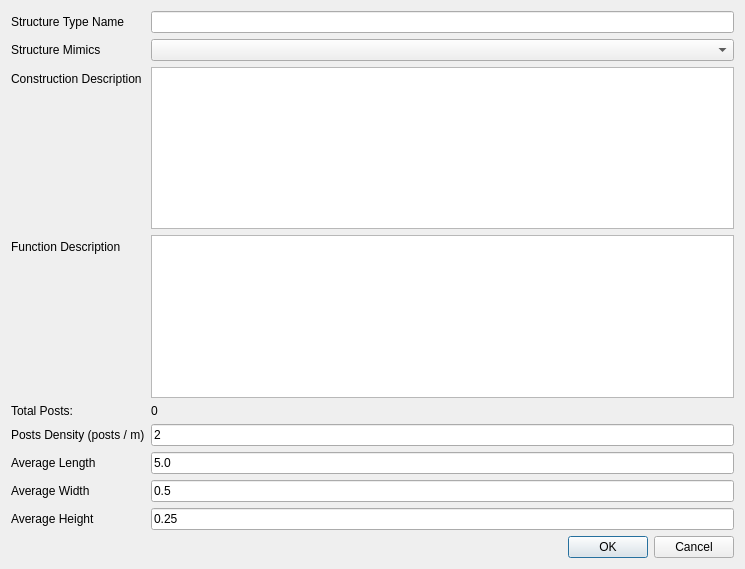
The window that src/ui/structure_type_dialog.ui (Riverscapes/QRiS) describes before a commit, drawn with Qt 5.
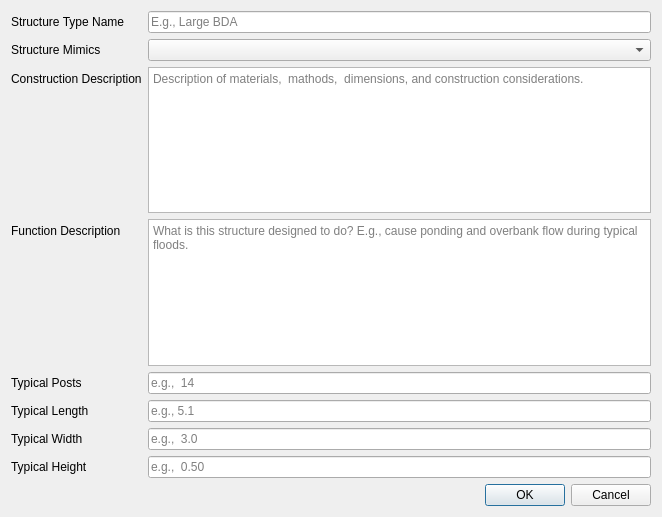
The same window after the commit. Icons and pictures are not drawn.

```diff
--- a/src/ui/structure_type_dialog.ui
+++ b/src/ui/structure_type_dialog.ui
@@ -6,8 +6,8 @@
    <rect>
     <x>0</x>
     <y>0</y>
-    <width>745</width>
-    <height>569</height>
+    <width>662</width>
+    <height>517</height>
    </rect>
   </property>
   <property name="windowTitle">
@@ -26,7 +26,11 @@
     </widget>
    </item>
    <item row="0" column="1">
-    <widget class="QLineEdit" name="lineEdit_structure_type_name"/>
+    <widget class="QLineEdit" name="lineEdit_structure_type_name">
+     <property name="placeholderText">
+      <string>E.g., Large BDA</string>
+     </property>
+    </widget>
    </item>
    <item row="1" column="0">
     <widget class="QLabel" name="label_2">
@@ -46,7 +50,11 @@
     </widget>
    </item>
    <item row="2" column="1">
-    <widget class="QPlainTextEdit" name="plainTextEdit_construction_description"/>
+    <widget class="QPlainTextEdit" name="plainTextEdit_construction_description">
+     <property name="placeholderText">
+      <string>Description of materials,  mathods,  dimensions, and construction considerations. </string>
+     </property>
+    </widget>
    </item>
    <item row="3" column="0">
     <widget class="QLabel" name="label_7">
@@ -56,51 +64,81 @@
     </widget>
    </item>
    <item row="3" column="1">
-    <widget class="QPlainTextEdit" name="plainTextEdit_function_description"/>
-   </item>
-   <item row="6" column="0">
-    <widget class="QLabel" name="label_9">
-     <property name="text">
-      <string>Posts Density (posts / m)</string>
-     </property>
-    </widget>
-   </item>
-   <item row="6" column="1">
-    <widget class="QLineEdit" name="lineEdit_post_spacing">
-     <property name="text">
-      <string>2</string>
+    <widget class="QPlainTextEdit" name="plainTextEdit_function_description">
+     <property name="placeholderText">
+      <string>What is this structure designed to do? E.g., cause ponding and overbank flow during typical floods.</string>
      </property>
     </widget>
    </item>
    <item row="7" column="0">
-    <widget class="QLabel" name="label_8">
+    <widget class="QLabel" name="label_9">
      <property name="text">
-      <string>Average Length</string>
+      <string>Typical Posts</string>
      </property>
     </widget>
    </item>
    <item row="7" column="1">
     <widget class="QLineEdit" name="lineEdit_average_length">
      <property name="text">
-      <string>5.0</string>
+      <string/>
+     </property>
+     <property name="placeholderText">
+      <string>e.g.,  14</string>
      </property>
     </widget>
    </item>
    <item row="8" column="0">
-    <widget class="QLabel" name="label_4">
+    <widget class="QLabel" name="label_8">
      <property name="text">
-      <string>Average Width</string>
+      <string>Typical Length</string>
      </property>
     </widget>
    </item>
    <item row="8" column="1">
     <widget class="QLineEdit" name="lineEdit_average_width">
      <property name="text">
-      <string>0.5</string>
+      <string/>
      </property>
+     <property name="placeholderText">
+      <string>e.g., 5.1</string>
+     </property>
     </widget>
    </item>
-   <item row="11" column="1">
+   <item row="9" column="0">
+    <widget class="QLabel" name="label_4">
+     <property name="text">
+      <string>Typical Width</string>
+     </property>
+    </widget>
+   </item>
+   <item row="9" column="1">
+    <widget class="QLineEdit" name="lineEdit_typical_width">
+     <property name="text">
+      <string/>
+     </property>
+     <property name="placeholderText">
+      <string>e.g.,  3.0</string>
+     </property>
+    </widget>
+   </item>
+   <item row="10" column="0">
+    <widget class="QLabel" name="label_6">
+     <property name="text">
+      <string>Typical Height</string>
+     </property>
+    </widget>
+   </item>
+   <item row="10" column="1">
+    <widget class="QLineEdit" name="lineEdit_typical_height">
+     <property name="text">
+      <string/>
+     </property>
+     <property name="placeholderText">
+      <string>e.g.,  0.50</string>
+     </property>
+    </widget>
+   </item>
+   <item row="12" column="1">
     <widget class="QDialogButtonBox" name="buttonBox">
      <property name="orientation">
       <enum>Qt::Horizontal</enum>
@@ -110,34 +148,6 @@
      </property>
     </widget>
    </item>
-   <item row="9" column="0">
-    <widget class="QLabel" name="label_6">
-     <property name="text">
-      <string>Average Height</string>
-     </property>
-    </widget>
-   </item>
-   <item row="9" column="1">
-    <widget class="QLineEdit" name="lineEdit_average_height">
-     <property name="text">
-      <string>0.25</string>
-     </property>
-    </widget>
-   </item>
-   <item row="5" column="0">
-    <widget class="QLabel" name="label_10">
-     <property name="text">
-      <string>Total Posts:</string>
-     </property>
-    </widget>
-   </item>
-   <item row="5" column="1">
-    <widget class="QLabel" name="label_total_posts">
-     <property name="text">
-      <string>0</string>
-     </property>
-    </widget>
-   </item>
   </layout>
  </widget>
  <resources/>
```
Left out of the diff: 12 changed lines with no effect on the pictures.
